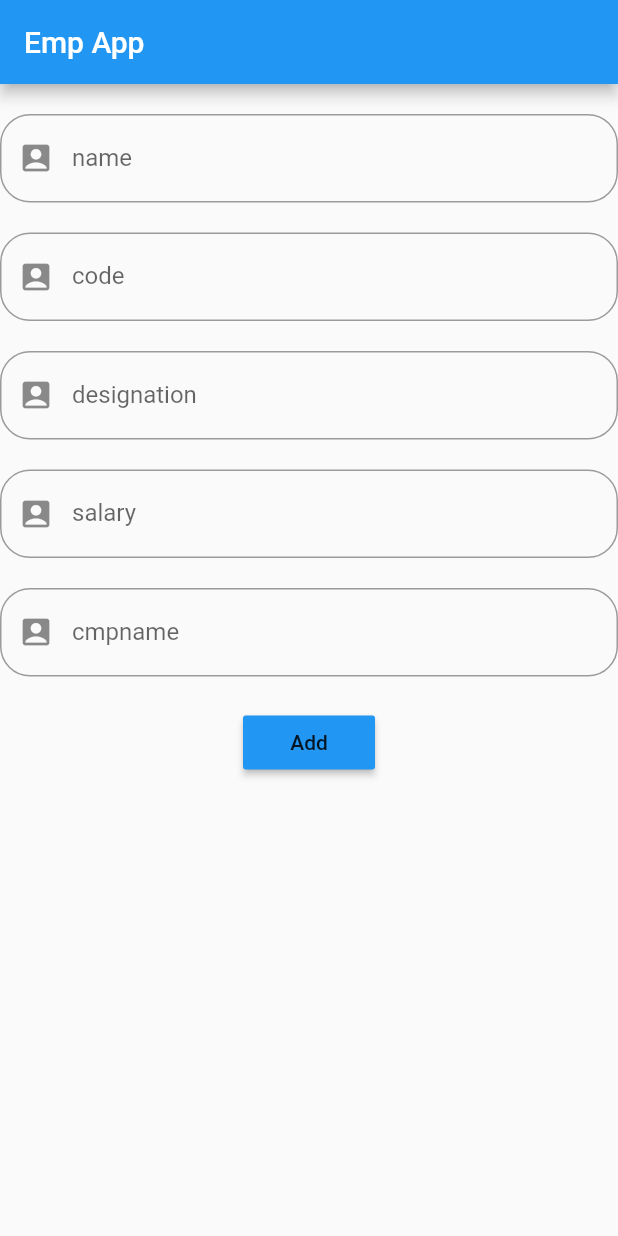
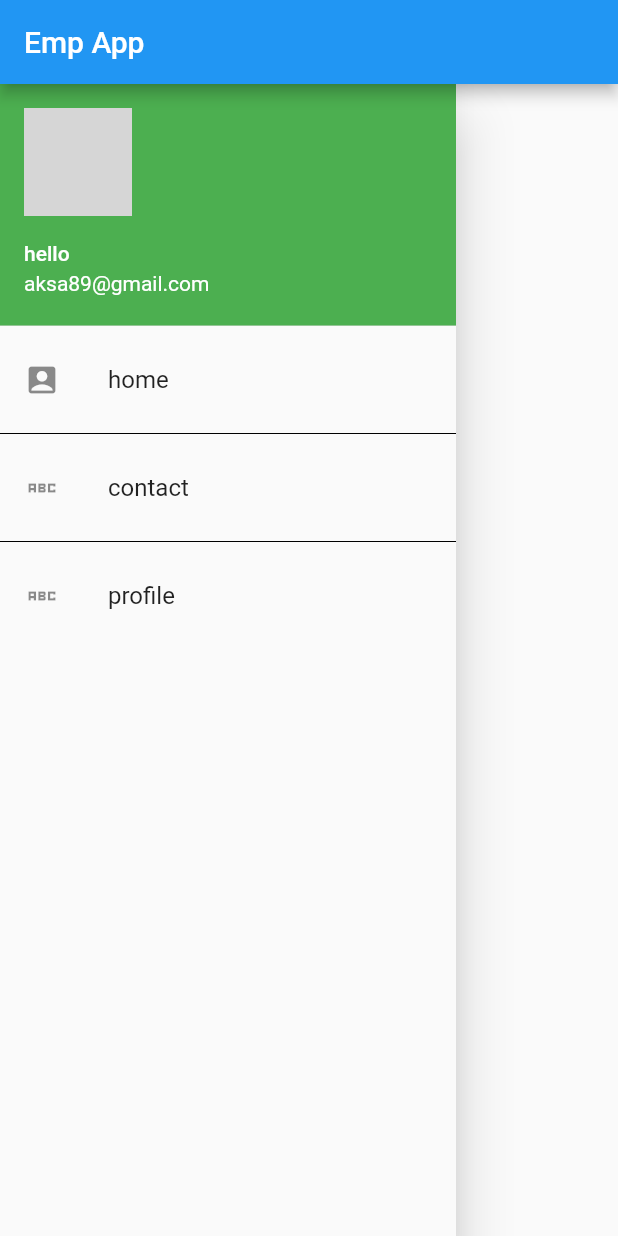
Before and after one commit to AksaGeorge44/Employee_app, a Flutter app: the screen it shows after launch, on a phone screen of 412 x 824 dp. Run offline on Flutter 3.47's test engine with Material 2 defaults, Android fonts, the phone set to English and light mode, and no system bars; network calls fail; grey boxes are pictures that could not be loaded.

Commit message:
one change

```diff
--- a/lib/main.dart
+++ b/lib/main.dart
@@ -1,5 +1,8 @@
+import 'package:employeeapp/screens/drawer.dart';
 import 'package:employeeapp/screens/list.dart';
 import 'package:employeeapp/screens/register.dart';
+import 'package:employeeapp/screens/tabview.dart';
+import 'package:employeeapp/screens/view.dart';
 import 'package:flutter/material.dart';
 import 'package:employeeapp/screens/login.dart';
 
@@ -18,7 +21,7 @@ class App extends StatelessWidget {
         appBar: AppBar(
           title: Text("Emp App"),
         ),
-        body:EmployeeView()
+        body:MyDrawer()
       ),
     );
   }
--- /dev/null
+++ b/lib/screens/contact.dart
@@ -0,0 +1,12 @@
+import 'package:flutter/material.dart';
+
+class Contact extends StatelessWidget {
+  const Contact({Key? key}) : super(key: key);
+
+  @override
+  Widget build(BuildContext context) {
+    return Container(
+      child: Center(child: Text("contact")),
+    );
+  }
+}
--- /dev/null
+++ b/lib/screens/drawer.dart
@@ -0,0 +1,59 @@
+import 'package:employeeapp/screens/contact.dart';
+import 'package:employeeapp/screens/home.dart';
+import 'package:employeeapp/screens/profile.dart';
+import 'package:flutter/material.dart';
+
+class MyDrawer extends StatelessWidget {
+  MyDrawer({Key? key}) : super(key: key);
+
+  @override
+  Widget build(BuildContext context) {
+    return Drawer(
+      child: ListView(
+        children: [
+          UserAccountsDrawerHeader(
+              decoration: BoxDecoration(
+                color: Colors.green,
+              ),
+              currentAccountPicture: CircleAvatar(
+                backgroundImage: NetworkImage("url"),
+              ),
+              accountName: Text("hello"),
+              accountEmail: Text("aksa89@gmail.com")),
+          ListTile(
+            onTap: (){
+
+              Navigator.push(context, MaterialPageRoute(builder: (context)=>Home()));
+            },
+            leading: Icon(Icons.account_box),
+            title: Text("home"),
+          ),
+          Divider(
+            color: Colors.black,
+          ),
+          ListTile(
+            onTap: (){
+
+              Navigator.push(context, MaterialPageRoute(builder: (context)=>Contact()));
+
+            },
+            leading: Icon(Icons.abc_sharp),
+            title: Text("contact"),
+          ),
+          Divider(
+            color: Colors.black,
+          ),
+          ListTile(
+            onTap: (){
+
+              Navigator.push(context, MaterialPageRoute(builder: (context)=>Profile()));
+
+            },
+            leading: Icon(Icons.abc_sharp),
+            title: Text("profile"),
+          ),
+        ],
+      ),
+    );
+  }
+}
--- /dev/null
+++ b/lib/screens/home.dart
@@ -0,0 +1,12 @@
+import 'package:flutter/material.dart';
+
+class Home extends StatelessWidget {
+  const Home({Key? key}) : super(key: key);
+
+  @override
+  Widget build(BuildContext context) {
+    return Container(
+      child: Center(child: Text("home")),
+    );
+  }
+}
--- /dev/null
+++ b/lib/screens/profile.dart
@@ -0,0 +1,12 @@
+import 'package:flutter/material.dart';
+
+class Profile extends StatelessWidget {
+  const Profile({Key? key}) : super(key: key);
+
+  @override
+  Widget build(BuildContext context) {
+    return Container(
+      child: Center(child: Text("profile")),
+    );
+  }
+}
--- /dev/null
+++ b/lib/screens/sidebar.dart
@@ -0,0 +1,25 @@
+
+
+import 'package:flutter/material.dart';
+
+class SideBar extends StatelessWidget {
+  SideBar({Key? key}) : super(key: key);
+
+  @override
+  Widget build(BuildContext context) {
+    return MaterialApp(
+      debugShowCheckedModeBanner: false,
+      home: Scaffold(
+        appBar: AppBar(
+
+
+        ),
+        drawer: MyDrawer(),
+
+        body: Container(
+
+        ),
+      ),
+    );
+  }
+}
--- /dev/null
+++ b/lib/screens/tabview.dart
@@ -0,0 +1,39 @@
+import 'package:employeeapp/screens/contact.dart';
+import 'package:employeeapp/screens/home.dart';
+import 'package:employeeapp/screens/profile.dart';
+import 'package:flutter/material.dart';
+
+class TabView extends StatelessWidget {
+  const TabView({Key? key}) : super(key: key);
+
+  @override
+  Widget build(BuildContext context) {
+    return MaterialApp(
+      debugShowCheckedModeBanner: false,
+      home: DefaultTabController(
+        length: 3,
+        child: Scaffold(
+          appBar: AppBar(
+            bottom: TabBar(
+                tabs: [
+                  Tab(text: "home",),
+                  Tab(text: "contact",),
+                  Tab(text: "profile",),
+                ]),
+
+
+          ),
+          body: TabBarView(
+              children: [
+                Home(),
+                Contact(),
+                Profile(),
+              ]),
+
+        ),
+
+      ),
+
+    );
+  }
+}
--- a/lib/screens/view.dart
+++ b/lib/screens/view.dart
@@ -1,4 +1,7 @@
 
+import 'package:employeeapp/screens/contact.dart';
+import 'package:employeeapp/screens/home.dart';
+import 'package:employeeapp/screens/profile.dart';
 import 'package:flutter/material.dart';
 class EmployeeList extends StatefulWidget {
   const EmployeeList({Key? key}) : super(key: key);
```
